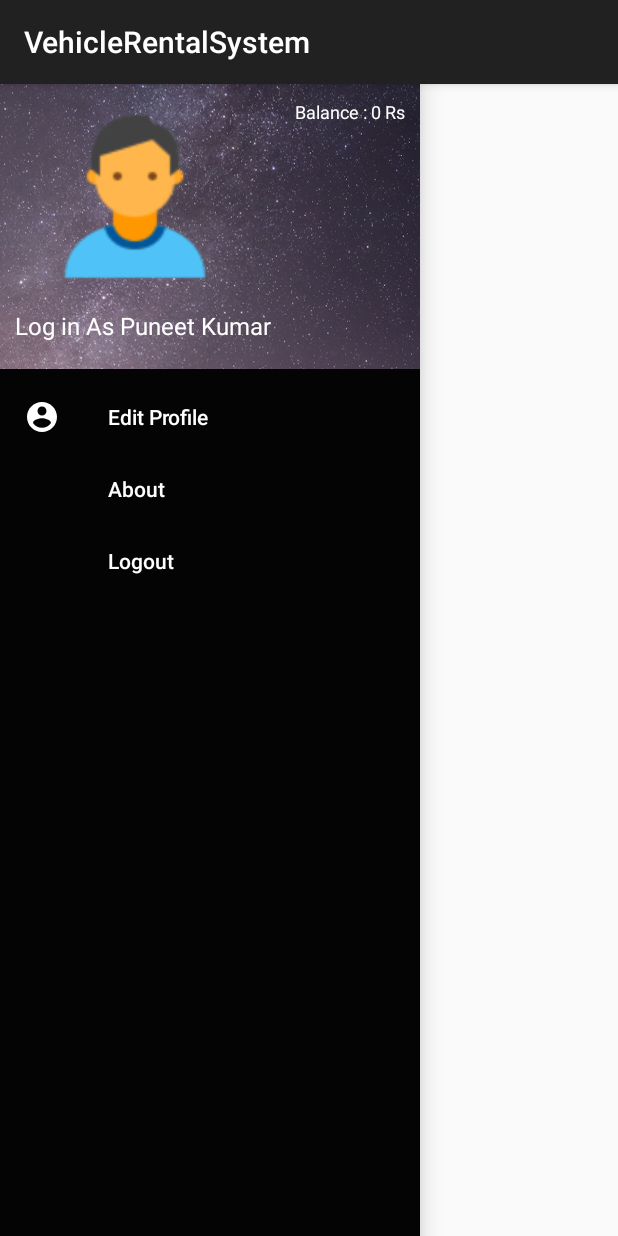
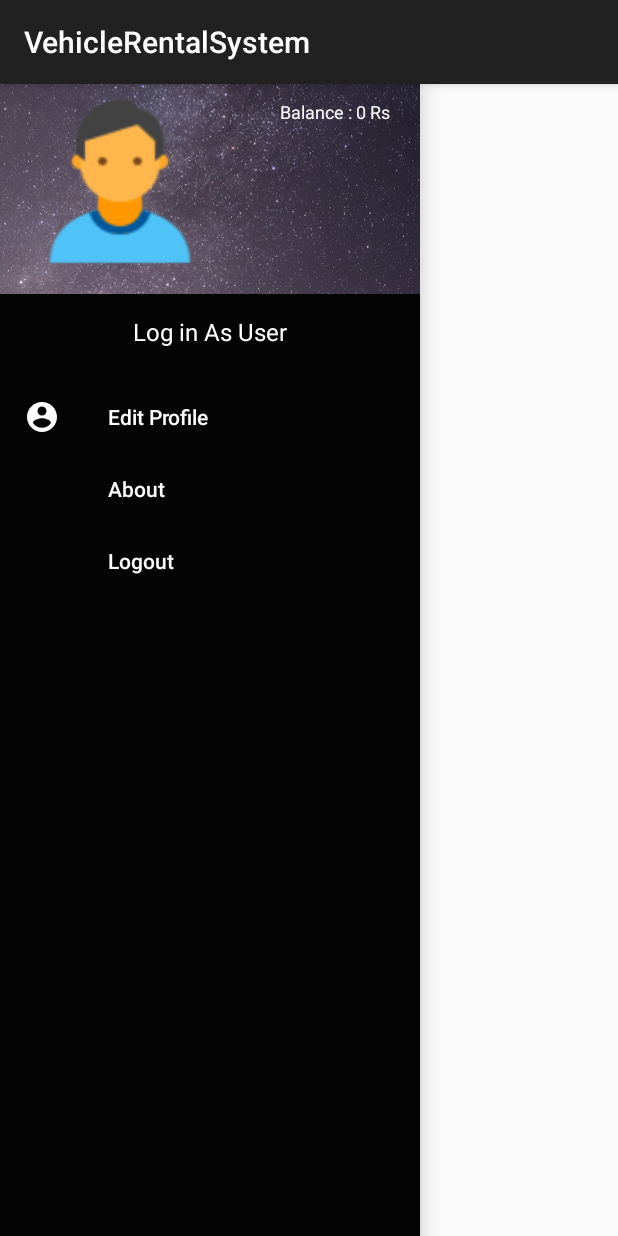
Before and after one commit to ebuddiess/AndroidSummerTrainingProject, an Android app: the WelcomeUser screen opened directly, with no data from a screen before it, with the side drawer open, on a phone screen of 412 x 824 dp. Run offline under Robolectric (Android 15) with nearby library versions, the phone set to English and light mode, and no system bars; our stand-ins replace Firebase (no records; nobody signed in at launch, a user with empty details on screens opened directly).

Commit message:
Changes made in header of navigation drawer

```diff
--- a/app/src/main/res/layout/activity_welcome_user.xml
+++ b/app/src/main/res/layout/activity_welcome_user.xml
@@ -16,6 +16,5 @@
         app:menu="@menu/drawermenu"
         android:layout_gravity="start"
         android:layout_height="match_parent">
-
     </android.support.design.widget.NavigationView>
 </android.support.v4.widget.DrawerLayout>
--- a/app/src/main/res/layout/drawer_header.xml
+++ b/app/src/main/res/layout/drawer_header.xml
@@ -3,12 +3,11 @@
     android:orientation="vertical" android:layout_width="match_parent"
     android:background="@drawable/profile_backround"
     android:layout_height="190dp"
-    android:padding="10dp"
     >
 
     <RelativeLayout
         android:layout_width="match_parent"
-        android:layout_height="180dp">
+        android:layout_height="190dp">
 
         <ImageView
             android:background="@drawable/user_pic"
@@ -27,18 +26,23 @@
             android:layout_width="wrap_content"
             android:layout_height="wrap_content"
             android:text="Balance : 0 Rs"
+            android:layout_marginTop="10dp"
+            android:layout_marginRight="20dp"
             android:textSize="12sp"
             android:textColor="@color/colorWhite"
             />
 
         <TextView
+            android:background="@color/colorBlack"
             android:id="@+id/user_display_name"
             android:clickable="true"
             android:layout_below="@id/user_profile_image"
-            android:layout_width="wrap_content"
+            android:layout_width="match_parent"
             android:layout_height="wrap_content"
-            android:text="Log in As Puneet Kumar"
+            android:text="Log in As User"
             android:textSize="16sp"
+            android:gravity="center"
+            android:layout_alignParentBottom="true"
             android:textColor="@color/colorWhite"
             />
 
```
